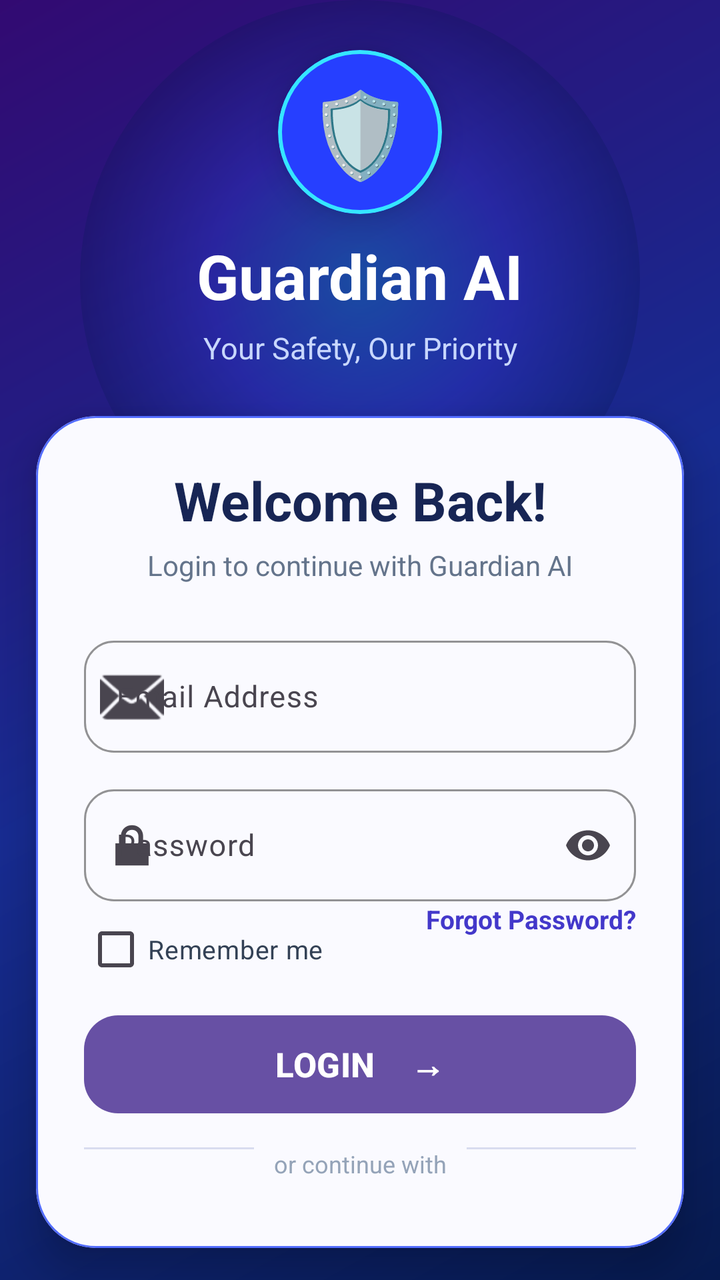
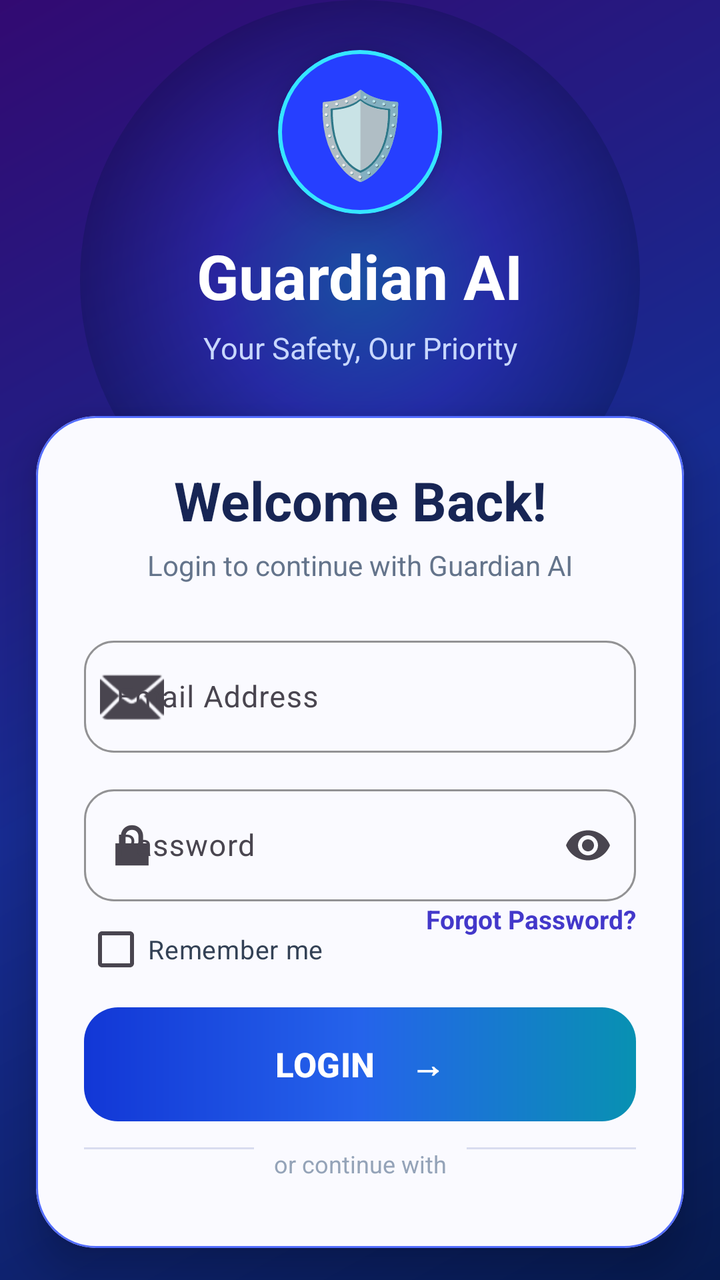

Compare the two renders of this Android layout. The source of the first and the diff that turns it into the second are given below.
<!-- AndroidManifest.xml: application theme Theme.GuardianAI -->
<!-- res/layout/activity_login.xml -->
<?xml version="1.0" encoding="utf-8"?>
<androidx.constraintlayout.widget.ConstraintLayout
    xmlns:android="http://schemas.android.com/apk/res/android"
    xmlns:app="http://schemas.android.com/apk/res-auto"
    android:layout_width="match_parent"
    android:layout_height="match_parent"
    android:background="@drawable/login_background">

    
    <View
        android:id="@+id/glowCircle"
        android:layout_width="280dp"
        android:layout_height="280dp"
        android:alpha="0.25"
        android:background="@drawable/glow_circle"
        app:layout_constraintEnd_toEndOf="parent"
        app:layout_constraintStart_toStartOf="parent"
        app:layout_constraintTop_toTopOf="parent" />

    
    <com.google.android.material.card.MaterialCardView
        android:id="@+id/shieldCard"
        android:layout_width="82dp"
        android:layout_height="82dp"
        android:layout_marginTop="25dp"
        app:cardBackgroundColor="#263FFF"
        app:cardCornerRadius="41dp"
        app:cardElevation="10dp"
        app:strokeColor="#35E6FF"
        app:strokeWidth="2dp"
        app:layout_constraintEnd_toEndOf="parent"
        app:layout_constraintStart_toStartOf="parent"
        app:layout_constraintTop_toTopOf="parent">

        <TextView
            android:layout_width="match_parent"
            android:layout_height="match_parent"
            android:gravity="center"
            android:text="🛡"
            android:textSize="42sp" />

    </com.google.android.material.card.MaterialCardView>

    
    <TextView
        android:id="@+id/tvAppName"
        android:layout_width="wrap_content"
        android:layout_height="wrap_content"
        android:layout_marginTop="10dp"
        android:text="Guardian AI"
        android:textColor="#FFFFFF"
        android:textSize="31sp"
        android:textStyle="bold"
        app:layout_constraintEnd_toEndOf="parent"
        app:layout_constraintStart_toStartOf="parent"
        app:layout_constraintTop_toBottomOf="@id/shieldCard" />

    
    <TextView
        android:id="@+id/tvTagline"
        android:layout_width="wrap_content"
        android:layout_height="wrap_content"
        android:layout_marginTop="5dp"
        android:text="Your Safety, Our Priority"
        android:textColor="#C8D7FF"
        android:textSize="15sp"
        app:layout_constraintEnd_toEndOf="parent"
        app:layout_constraintStart_toStartOf="parent"
        app:layout_constraintTop_toBottomOf="@id/tvAppName" />

    
    <com.google.android.material.card.MaterialCardView
        android:id="@+id/loginCard"
        android:layout_width="0dp"
        android:layout_height="0dp"
        android:layout_marginStart="18dp"
        android:layout_marginTop="24dp"
        android:layout_marginEnd="18dp"
        android:layout_marginBottom="16dp"
        app:cardBackgroundColor="#FAFAFF"
        app:cardCornerRadius="30dp"
        app:cardElevation="12dp"
        app:strokeColor="#536DFF"
        app:strokeWidth="1dp"
        app:layout_constraintBottom_toBottomOf="parent"
        app:layout_constraintEnd_toEndOf="parent"
        app:layout_constraintStart_toStartOf="parent"
        app:layout_constraintTop_toBottomOf="@id/tvTagline">

        <androidx.constraintlayout.widget.ConstraintLayout
            android:layout_width="match_parent"
            android:layout_height="match_parent"
            android:padding="24dp">

            
            <TextView
                android:id="@+id/tvTitle"
                android:layout_width="wrap_content"
                android:layout_height="wrap_content"
                android:text="Welcome Back!"
                android:textColor="#172554"
                android:textSize="27sp"
                android:textStyle="bold"
                app:layout_constraintEnd_toEndOf="parent"
                app:layout_constraintStart_toStartOf="parent"
                app:layout_constraintTop_toTopOf="parent" />

            <TextView
                android:id="@+id/tvSubtitle"
                android:layout_width="wrap_content"
                android:layout_height="wrap_content"
                android:layout_marginTop="5dp"
                android:text="Login to continue with Guardian AI"
                android:textColor="#64748B"
                android:textSize="14sp"
                app:layout_constraintEnd_toEndOf="parent"
                app:layout_constraintStart_toStartOf="parent"
                app:layout_constraintTop_toBottomOf="@id/tvTitle" />

            
            <com.google.android.material.textfield.TextInputLayout
                android:id="@+id/tilEmail"
                android:layout_width="0dp"
                android:layout_height="wrap_content"
                android:layout_marginTop="23dp"
                android:hint="Email Address"
                app:boxBackgroundMode="outline"
                app:boxCornerRadiusBottomEnd="15dp"
                app:boxCornerRadiusBottomStart="15dp"
                app:boxCornerRadiusTopEnd="15dp"
                app:boxCornerRadiusTopStart="15dp"
                app:boxStrokeColor="#536DFF"
                app:startIconDrawable="@android:drawable/ic_dialog_email"
                app:layout_constraintEnd_toEndOf="parent"
                app:layout_constraintStart_toStartOf="parent"
                app:layout_constraintTop_toBottomOf="@id/tvSubtitle">

                <com.google.android.material.textfield.TextInputEditText
                    android:id="@+id/etEmail"
                    android:layout_width="match_parent"
                    android:layout_height="56dp"
                    android:inputType="textEmailAddress"
                    android:textSize="15sp" />

            </com.google.android.material.textfield.TextInputLayout>

            
            <com.google.android.material.textfield.TextInputLayout
                android:id="@+id/tilPassword"
                android:layout_width="0dp"
                android:layout_height="wrap_content"
                android:layout_marginTop="13dp"
                android:hint="Password"
                app:boxBackgroundMode="outline"
                app:boxCornerRadiusBottomEnd="15dp"
                app:boxCornerRadiusBottomStart="15dp"
                app:boxCornerRadiusTopEnd="15dp"
                app:boxCornerRadiusTopStart="15dp"
                app:boxStrokeColor="#536DFF"
                app:endIconMode="password_toggle"
                app:startIconDrawable="@android:drawable/ic_lock_lock"
                app:layout_constraintEnd_toEndOf="parent"
                app:layout_constraintStart_toStartOf="parent"
                app:layout_constraintTop_toBottomOf="@id/tilEmail">

                <com.google.android.material.textfield.TextInputEditText
                    android:id="@+id/etPassword"
                    android:layout_width="match_parent"
                    android:layout_height="56dp"
                    android:inputType="textPassword"
                    android:textSize="15sp" />

            </com.google.android.material.textfield.TextInputLayout>

            
            <CheckBox
                android:id="@+id/cbRemember"
                android:layout_width="wrap_content"
                android:layout_height="wrap_content"
                android:text="Remember me"
                android:textColor="#334155"
                android:textSize="13sp"
                app:layout_constraintStart_toStartOf="parent"
                app:layout_constraintTop_toBottomOf="@id/tilPassword" />

            
            <TextView
                android:id="@+id/tvForgot"
                android:layout_width="wrap_content"
                android:layout_height="wrap_content"
                android:clickable="true"
                android:focusable="true"
                android:text="Forgot Password?"
                android:textColor="#4338CA"
                android:textSize="13sp"
                android:textStyle="bold"
                app:layout_constraintEnd_toEndOf="parent"
                app:layout_constraintTop_toTopOf="@id/cbRemember" />

            
            <com.google.android.material.button.MaterialButton
                android:id="@+id/btnLogin"
                android:layout_width="0dp"
                android:layout_height="57dp"
                android:layout_marginTop="5dp"
                android:text="LOGIN    →"
                android:textAllCaps="false"
                android:textColor="#FFFFFF"
                android:textSize="17sp"
                android:textStyle="bold"
                app:background="@drawable/login_button_gradient"
                app:cornerRadius="17dp"
                app:elevation="8dp"
                app:layout_constraintEnd_toEndOf="parent"
                app:layout_constraintStart_toStartOf="parent"
                app:layout_constraintTop_toBottomOf="@id/cbRemember" />

            
            <View
                android:id="@+id/dividerLeft"
                android:layout_width="0dp"
                android:layout_height="1dp"
                android:layout_marginEnd="10dp"
                android:background="#D8DCEF"
                app:layout_constraintEnd_toStartOf="@id/tvOr"
                app:layout_constraintStart_toStartOf="parent"
                app:layout_constraintTop_toTopOf="@id/tvOr" />

            
            <TextView
                android:id="@+id/tvOr"
                android:layout_width="wrap_content"
                android:layout_height="wrap_content"
                android:layout_marginTop="13dp"
                android:text="or continue with"
                android:textColor="#94A3B8"
                android:textSize="12sp"
                app:layout_constraintEnd_toEndOf="parent"
                app:layout_constraintStart_toStartOf="parent"
                app:layout_constraintTop_toBottomOf="@id/btnLogin" />

            
            <View
                android:layout_width="0dp"
                android:layout_height="1dp"
                android:layout_marginStart="10dp"
                android:background="#D8DCEF"
                app:layout_constraintEnd_toEndOf="parent"
                app:layout_constraintStart_toEndOf="@id/tvOr"
                app:layout_constraintTop_toTopOf="@id/tvOr" />

            
            <com.google.android.material.card.MaterialCardView
                android:id="@+id/cardGoogle"
                android:layout_width="52dp"
                android:layout_height="52dp"
                android:layout_marginTop="12dp"
                app:cardBackgroundColor="#FFFFFF"
                app:cardCornerRadius="26dp"
                app:cardElevation="4dp"
                app:strokeColor="#E1E5F2"
                app:strokeWidth="1dp"
                app:layout_constraintEnd_toStartOf="@id/cardFacebook"
                app:layout_constraintHorizontal_chainStyle="packed"
                app:layout_constraintStart_toStartOf="parent"
                app:layout_constraintTop_toBottomOf="@id/tvOr">

                <TextView
                    android:layout_width="match_parent"
                    android:layout_height="match_parent"
                    android:gravity="center"
                    android:text="G"
                    android:textColor="#4285F4"
                    android:textSize="22sp"
                    android:textStyle="bold" />

            </com.google.android.material.card.MaterialCardView>

            
            <com.google.android.material.card.MaterialCardView
                android:id="@+id/cardFacebook"
                android:layout_width="52dp"
                android:layout_height="52dp"
                android:layout_marginStart="18dp"
                app:cardBackgroundColor="#FFFFFF"
                app:cardCornerRadius="26dp"
                app:cardElevation="4dp"
                app:strokeColor="#E1E5F2"
                app:strokeWidth="1dp"
                app:layout_constraintEnd_toStartOf="@id/cardApple"
                app:layout_constraintStart_toEndOf="@id/cardGoogle"
                app:layout_constraintTop_toTopOf="@id/cardGoogle">

                <TextView
                    android:layout_width="match_parent"
                    android:layout_height="match_parent"
                    android:gravity="center"
                    android:text="f"
                    android:textColor="#1877F2"
                    android:textSize="24sp"
                    android:textStyle="bold" />

            </com.google.android.material.card.MaterialCardView>

            
            <com.google.android.material.card.MaterialCardView
                android:id="@+id/cardApple"
                android:layout_width="52dp"
                android:layout_height="52dp"
                android:layout_marginStart="18dp"
                app:cardBackgroundColor="#FFFFFF"
                app:cardCornerRadius="26dp"
                app:cardElevation="4dp"
                app:strokeColor="#E1E5F2"
                app:strokeWidth="1dp"
                app:layout_constraintEnd_toEndOf="parent"
                app:layout_constraintStart_toEndOf="@id/cardFacebook"
                app:layout_constraintTop_toTopOf="@id/cardGoogle">

                <TextView
                    android:layout_width="match_parent"
                    android:layout_height="match_parent"
                    android:gravity="center"
                    android:text=""
                    android:textColor="#111827"
                    android:textSize="21sp" />

            </com.google.android.material.card.MaterialCardView>

            
            <TextView
                android:id="@+id/tvSignup"
                android:layout_width="wrap_content"
                android:layout_height="wrap_content"
                android:layout_marginTop="12dp"
                android:clickable="true"
                android:focusable="true"
                android:text="Don't have an account?  Sign Up"
                android:textColor="#4338CA"
                android:textSize="14sp"
                android:textStyle="bold"
                app:layout_constraintEnd_toEndOf="parent"
                app:layout_constraintStart_toStartOf="parent"
                app:layout_constraintTop_toBottomOf="@id/cardGoogle" />

            
            <TextView
                android:id="@+id/tvSecurity"
                android:layout_width="wrap_content"
                android:layout_height="wrap_content"
                android:layout_marginTop="8dp"
                android:text="🔒  Your data is secure"
                android:textColor="#94A3B8"
                android:textSize="11sp"
                app:layout_constraintEnd_toEndOf="parent"
                app:layout_constraintStart_toStartOf="parent"
                app:layout_constraintTop_toBottomOf="@id/tvSignup" />

        </androidx.constraintlayout.widget.ConstraintLayout>

    </com.google.android.material.card.MaterialCardView>

</androidx.constraintlayout.widget.ConstraintLayout>
<!-- resources referenced by this layout -->
<resources>
  <!-- drawable glow_circle (drawable) -->
  <?xml version="1.0" encoding="utf-8"?>
  <shape xmlns:android="http://schemas.android.com/apk/res/android"
      android:shape="oval">
  
      <gradient
          android:type="radial"
          android:gradientRadius="150dp"
          android:startColor="#00D9FF"
          android:centerColor="#3549FF"
          android:endColor="#00123D" />
  
  </shape>
  <!-- drawable login_background (drawable) -->
  <?xml version="1.0" encoding="utf-8"?>
  <shape xmlns:android="http://schemas.android.com/apk/res/android">
  
      <gradient
          android:angle="135"
          android:startColor="#061A4F"
          android:centerColor="#172B91"
          android:endColor="#320A72" />
  
  </shape>
  <!-- drawable login_button_gradient (drawable) -->
  <?xml version="1.0" encoding="utf-8"?>
  <shape xmlns:android="http://schemas.android.com/apk/res/android">
  
      <gradient
          android:angle="0"
          android:startColor="#7C20FF"
          android:centerColor="#4B35FF"
          android:endColor="#008CFF" />
  
      <corners android:radius="18dp" />
  
  </shape>
  <style name="Theme.GuardianAI" parent="Base.Theme.GuardianAI" />
  <style name="Base.Theme.GuardianAI" parent="Theme.Material3.DayNight.NoActionBar">
          
          
      </style>
</resources>

<!-- the commit's change to res/layout/activity_login.xml (unified diff, before → after) -->
@@ -7,6 +7,7 @@
     android:background="@drawable/login_background">
 
     
+
     <View
         android:id="@+id/glowCircle"
         android:layout_width="280dp"
@@ -18,6 +19,7 @@
         app:layout_constraintTop_toTopOf="parent" />
 
     
+
     <com.google.android.material.card.MaterialCardView
         android:id="@+id/shieldCard"
         android:layout_width="82dp"
@@ -41,7 +43,9 @@
 
     </com.google.android.material.card.MaterialCardView>
 
+
     
+
     <TextView
         android:id="@+id/tvAppName"
         android:layout_width="wrap_content"
@@ -55,7 +59,9 @@
         app:layout_constraintStart_toStartOf="parent"
         app:layout_constraintTop_toBottomOf="@id/shieldCard" />
 
+
     
+
     <TextView
         android:id="@+id/tvTagline"
         android:layout_width="wrap_content"
@@ -68,7 +74,9 @@
         app:layout_constraintStart_toStartOf="parent"
         app:layout_constraintTop_toBottomOf="@id/tvAppName" />
 
+
     
+
     <com.google.android.material.card.MaterialCardView
         android:id="@+id/loginCard"
         android:layout_width="0dp"
@@ -87,12 +95,17 @@
         app:layout_constraintStart_toStartOf="parent"
         app:layout_constraintTop_toBottomOf="@id/tvTagline">
 
+
+        
+
         <androidx.constraintlayout.widget.ConstraintLayout
             android:layout_width="match_parent"
             android:layout_height="match_parent"
             android:padding="24dp">
 
-            
+
+            
+
             <TextView
                 android:id="@+id/tvTitle"
                 android:layout_width="wrap_content"
@@ -105,6 +118,9 @@
                 app:layout_constraintStart_toStartOf="parent"
                 app:layout_constraintTop_toTopOf="parent" />
 
+
+            
+
             <TextView
                 android:id="@+id/tvSubtitle"
                 android:layout_width="wrap_content"
@@ -117,7 +133,9 @@
                 app:layout_constraintStart_toStartOf="parent"
                 app:layout_constraintTop_toBottomOf="@id/tvTitle" />
 
-            
+
+            
+
             <com.google.android.material.textfield.TextInputLayout
                 android:id="@+id/tilEmail"
                 android:layout_width="0dp"
@@ -130,6 +148,7 @@
                 app:boxCornerRadiusTopEnd="15dp"
                 app:boxCornerRadiusTopStart="15dp"
                 app:boxStrokeColor="#536DFF"
+                app:hintTextColor="#64748B"
                 app:startIconDrawable="@android:drawable/ic_dialog_email"
                 app:layout_constraintEnd_toEndOf="parent"
                 app:layout_constraintStart_toStartOf="parent"
@@ -139,12 +158,17 @@
                     android:id="@+id/etEmail"
                     android:layout_width="match_parent"
                     android:layout_height="56dp"
+                    android:importantForAutofill="no"
                     android:inputType="textEmailAddress"
+                    android:textColor="#172554"
+                    android:textColorHint="#94A3B8"
                     android:textSize="15sp" />
 
             </com.google.android.material.textfield.TextInputLayout>
 
-            
+
+            
+
             <com.google.android.material.textfield.TextInputLayout
                 android:id="@+id/tilPassword"
                 android:layout_width="0dp"
@@ -157,6 +181,7 @@
                 app:boxCornerRadiusTopEnd="15dp"
                 app:boxCornerRadiusTopStart="15dp"
                 app:boxStrokeColor="#536DFF"
+                app:hintTextColor="#64748B"
                 app:endIconMode="password_toggle"
                 app:startIconDrawable="@android:drawable/ic_lock_lock"
                 app:layout_constraintEnd_toEndOf="parent"
@@ -167,12 +192,17 @@
                     android:id="@+id/etPassword"
                     android:layout_width="match_parent"
                     android:layout_height="56dp"
+                    android:importantForAutofill="no"
                     android:inputType="textPassword"
+                    android:textColor="#172554"
+                    android:textColorHint="#94A3B8"
                     android:textSize="15sp" />
 
             </com.google.android.material.textfield.TextInputLayout>
 
-            
+
+            
+
             <CheckBox
                 android:id="@+id/cbRemember"
                 android:layout_width="wrap_content"
@@ -183,7 +213,9 @@
                 app:layout_constraintStart_toStartOf="parent"
                 app:layout_constraintTop_toBottomOf="@id/tilPassword" />
 
-            
+
+            
+
             <TextView
                 android:id="@+id/tvForgot"
                 android:layout_width="wrap_content"
@@ -197,25 +229,31 @@
                 app:layout_constraintEnd_toEndOf="parent"
                 app:layout_constraintTop_toTopOf="@id/cbRemember" />
 
-            
+
+            
+
             <com.google.android.material.button.MaterialButton
                 android:id="@+id/btnLogin"
                 android:layout_width="0dp"
                 android:layout_height="57dp"
                 android:layout_marginTop="5dp"
+                android:background="@drawable/login_button_gradient"
                 android:text="LOGIN    →"
                 android:textAllCaps="false"
                 android:textColor="#FFFFFF"
                 android:textSize="17sp"
                 android:textStyle="bold"
-                app:background="@drawable/login_button_gradient"
+                app:backgroundTint="@null"
                 app:cornerRadius="17dp"
                 app:elevation="8dp"
+                app:rippleColor="#66FFFFFF"
                 app:layout_constraintEnd_toEndOf="parent"
                 app:layout_constraintStart_toStartOf="parent"
                 app:layout_constraintTop_toBottomOf="@id/cbRemember" />
 
-            
+
+            
+
             <View
                 android:id="@+id/dividerLeft"
                 android:layout_width="0dp"
@@ -226,7 +264,9 @@
                 app:layout_constraintStart_toStartOf="parent"
                 app:layout_constraintTop_toTopOf="@id/tvOr" />
 
-            
+
+            
+
             <TextView
                 android:id="@+id/tvOr"
                 android:layout_width="wrap_content"
@@ -239,8 +279,11 @@
                 app:layout_constraintStart_toStartOf="parent"
                 app:layout_constraintTop_toBottomOf="@id/btnLogin" />
 
-            
+
+            
+
             <View
+                android:id="@+id/dividerRight"
                 android:layout_width="0dp"
                 android:layout_height="1dp"
                 android:layout_marginStart="10dp"
@@ -249,7 +292,9 @@
                 app:layout_constraintStart_toEndOf="@id/tvOr"
                 app:layout_constraintTop_toTopOf="@id/tvOr" />
 
-            
+
+            
+
             <com.google.android.material.card.MaterialCardView
                 android:id="@+id/cardGoogle"
                 android:layout_width="52dp"
@@ -276,7 +321,9 @@
 
             </com.google.android.material.card.MaterialCardView>
 
-            
+
+            
+
             <com.google.android.material.card.MaterialCardView
                 android:id="@+id/cardFacebook"
                 android:layout_width="52dp"
@@ -302,7 +349,9 @@
 
             </com.google.android.material.card.MaterialCardView>
 
-            
+
+            
+
             <com.google.android.material.card.MaterialCardView
                 android:id="@+id/cardApple"
                 android:layout_width="52dp"
@@ -327,7 +376,9 @@
 
             </com.google.android.material.card.MaterialCardView>
 
-            
+
+            
+
             <TextView
                 android:id="@+id/tvSignup"
                 android:layout_width="wrap_content"
@@ -343,12 +394,14 @@
                 app:layout_constraintStart_toStartOf="parent"
                 app:layout_constraintTop_toBottomOf="@id/cardGoogle" />
 
-            
+
+            
+
             <TextView
                 android:id="@+id/tvSecurity"
                 android:layout_width="wrap_content"
                 android:layout_height="wrap_content"
-                android:layout_marginTop="8dp"
+                android:layout_marginTop="7dp"
                 android:text="🔒  Your data is secure"
                 android:textColor="#94A3B8"
                 android:textSize="11sp"
<!-- resource entries referenced after the edit -->
@@ -7,15 +7,16 @@
   
       <gradient
           android:type="radial"
-          android:gradientRadius="150dp"
-          android:startColor="#00D9FF"
+          android:gradientRadius="140dp"
+          android:startColor="#00E5FF"
           android:centerColor="#3549FF"
           android:endColor="#00123D" />
   
   </shape>
   <!-- drawable login_background (drawable) -->
   <?xml version="1.0" encoding="utf-8"?>
-  <shape xmlns:android="http://schemas.android.com/apk/res/android">
+  <shape xmlns:android="http://schemas.android.com/apk/res/android"
+      android:shape="rectangle">
   
       <gradient
           android:angle="135"
@@ -26,15 +27,16 @@
   </shape>
   <!-- drawable login_button_gradient (drawable) -->
   <?xml version="1.0" encoding="utf-8"?>
-  <shape xmlns:android="http://schemas.android.com/apk/res/android">
+  <shape xmlns:android="http://schemas.android.com/apk/res/android"
+      android:shape="rectangle">
   
       <gradient
           android:angle="0"
-          android:startColor="#7C20FF"
-          android:centerColor="#4B35FF"
-          android:endColor="#008CFF" />
+          android:startColor="#1237D6"
+          android:centerColor="#2563EB"
+          android:endColor="#0891B2" />
   
-      <corners android:radius="18dp" />
+      <corners android:radius="17dp" />
   
   </shape>
   <style name="Theme.GuardianAI" parent="Base.Theme.GuardianAI" />
